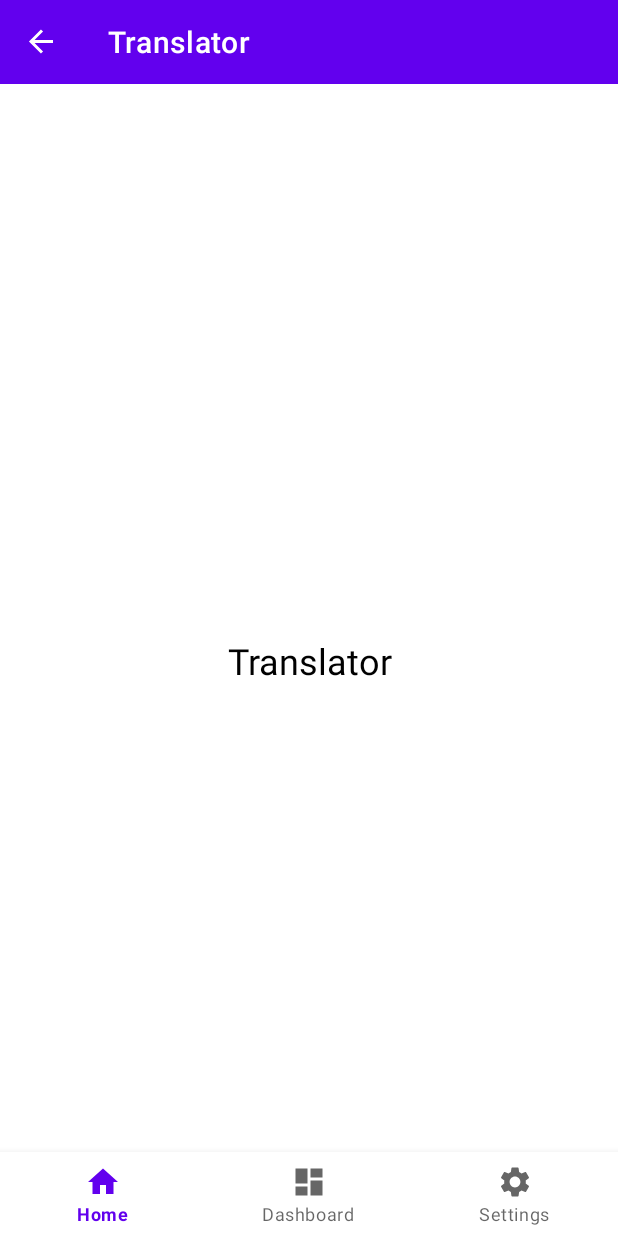
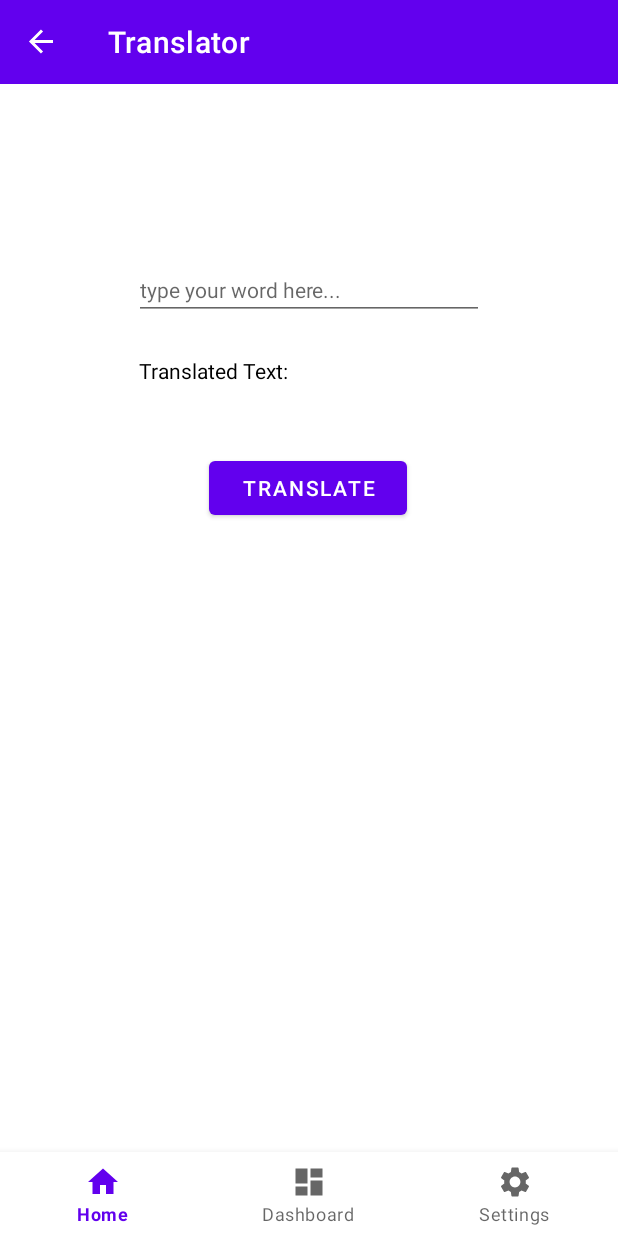
Before and after one commit to kaywil56/mobile-app-dev-s1-22-project-kaywil56, an Android app: the TranslatorFragment screen opened through its navigation route, on a phone screen of 412 x 824 dp. Run offline under Robolectric (Android 15) with nearby library versions, the phone set to English and light mode, and no system bars; our stand-ins replace navigation-ui; 1 statement that could not run was skipped.

Commit message:
feat: translate to russian

```diff
--- a/app/src/main/AndroidManifest.xml
+++ b/app/src/main/AndroidManifest.xml
@@ -11,6 +11,7 @@
         android:label="@string/app_name"
         android:roundIcon="@mipmap/ic_launcher_round"
         android:supportsRtl="true"
+        android:configChanges="orientation|screenSize"
         android:theme="@style/Theme.Travelling">
         <meta-data
             android:name="com.google.android.geo.API_KEY"
--- a/app/src/main/java/op/mobile/app/dev/willkj8/travelling/ui/translator/TranslatorFragment.kt
+++ b/app/src/main/java/op/mobile/app/dev/willkj8/travelling/ui/translator/TranslatorFragment.kt
@@ -1,18 +1,56 @@
 package op.mobile.app.dev.willkj8.travelling.ui.translator
 
+import android.content.ContentValues.TAG
 import android.os.Bundle
+import android.util.Log
 import android.view.LayoutInflater
 import android.view.View
 import android.view.ViewGroup
+import android.widget.Button
+import android.widget.EditText
+import android.widget.TextView
 import androidx.fragment.app.Fragment
 import op.mobile.app.dev.willkj8.travelling.R
+import op.mobile.app.dev.willkj8.travelling.api.TranslateServiceInstance.retrofitServiceTranslator
+import op.mobile.app.dev.willkj8.travelling.model.Translate
+import retrofit2.Call
+import retrofit2.Callback
+import retrofit2.Response
+
 
 class TranslatorFragment : Fragment() {
+    private val apiKey = "trnsl.1.1.20200329T025311Z.37f6897b8a99dbd9.bb42d876c007fde0812c365015625fde8c0f0163"
     override fun onCreateView(
         inflater: LayoutInflater,
         container: ViewGroup?,
         savedInstanceState: Bundle?
-    ): View? {
-        return inflater.inflate(R.layout.fragment_translator, container, false)
+    ): View {
+        val view: View =  inflater.inflate(R.layout.fragment_translator, container, false)
+
+        val inputText: EditText = view.findViewById(R.id.et_translate)
+        val translatedText: TextView = view.findViewById(R.id.tv_translated)
+        val translateBtn: Button = view.findViewById(R.id.btn_submit)
+
+        translateBtn.setOnClickListener {
+            val key: String = apiKey
+            val text = inputText.text.toString().trim()
+            val lang = "en-ru"
+
+            retrofitServiceTranslator.savePost(key, text, lang).enqueue(object : Callback<Translate> {
+                override fun onResponse(call: Call<Translate>, response: Response<Translate>) {
+                    if (response.isSuccessful) {
+                        translatedText.text = response.body().toString()
+                        Log.i(TAG, "post submitted to API." + response.body().toString())
+                    }
+                }
+
+                override fun onFailure(call: Call<Translate>, t: Throwable) {
+                    Log.e(TAG, "Unable to submit post to API.")
+                    Log.e(TAG, t.cause.toString())
+                }
+            })
+        }
+
+        return view
     }
 }
--- a/app/src/main/res/layout/fragment_translator.xml
+++ b/app/src/main/res/layout/fragment_translator.xml
@@ -6,18 +6,46 @@
     android:layout_height="match_parent"
     tools:context=".ui.translator.TranslatorFragment">
 
-    <TextView
-        android:id="@+id/tv_translator"
-        android:layout_width="match_parent"
-        android:layout_height="wrap_content"
-        android:layout_marginStart="32dp"
-        android:layout_marginEnd="32dp"
-        android:text="Translator"
-        android:textAlignment="center"
-        android:textSize="24sp"
-        app:layout_constraintBottom_toBottomOf="parent"
-        app:layout_constraintEnd_toEndOf="parent"
-        app:layout_constraintStart_toStartOf="parent"
+    <EditText
+        android:id="@+id/et_translate"
+        android:layout_width="233dp"
+        android:layout_height="37dp"
+        android:layout_marginLeft="8dp"
+        android:layout_marginTop="120dp"
+        android:layout_marginRight="8dp"
+        android:drawablePadding="8dp"
+        android:hint="type your word here..."
+        android:inputType="text"
+        android:singleLine="true"
+        android:textSize="14sp"
+        app:layout_constraintLeft_toLeftOf="parent"
+        app:layout_constraintRight_toRightOf="parent"
         app:layout_constraintTop_toTopOf="parent" />
 
+    <Button
+        android:id="@+id/btn_submit"
+        android:layout_width="132dp"
+        android:layout_height="wrap_content"
+        android:layout_marginStart="8dp"
+        android:layout_marginTop="24dp"
+        android:layout_marginEnd="8dp"
+        android:text="Translate"
+        app:layout_constraintEnd_toEndOf="parent"
+        app:layout_constraintHorizontal_bias="0.498"
+        app:layout_constraintStart_toStartOf="parent"
+        app:layout_constraintTop_toBottomOf="@+id/tv_translated" />
+
+    <TextView
+        android:id="@+id/tv_translated"
+        android:layout_width="230dp"
+        android:layout_height="40dp"
+        android:layout_marginStart="8dp"
+        android:layout_marginTop="24dp"
+        android:layout_marginEnd="8dp"
+        android:text="Translated Text: "
+        app:layout_constraintEnd_toEndOf="parent"
+        app:layout_constraintHorizontal_bias="0.509"
+        app:layout_constraintStart_toStartOf="parent"
+        app:layout_constraintTop_toBottomOf="@+id/et_translate" />
+
 </androidx.constraintlayout.widget.ConstraintLayout>
```
Also changed, not shown: app/src/main/java/op/mobile/app/dev/willkj8/travelling/api/ITranslate.kt (added, +19 -0 lines), app/src/main/java/op/mobile/app/dev/willkj8/travelling/api/TranslateServiceInstance.kt (added, +20 -0 lines), app/src/main/java/op/mobile/app/dev/willkj8/travelling/model/Translate.kt (added, +14 -0 lines).
